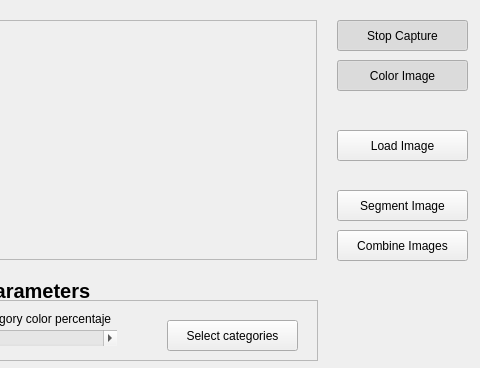
Above: proyVA4/mainwindow.ui from danipeix13/VisionArtificial before the change; both pictures show x 393 to 873 and y 0 to 368 of the 873 by 368 pixel window. Below: the same form after it.
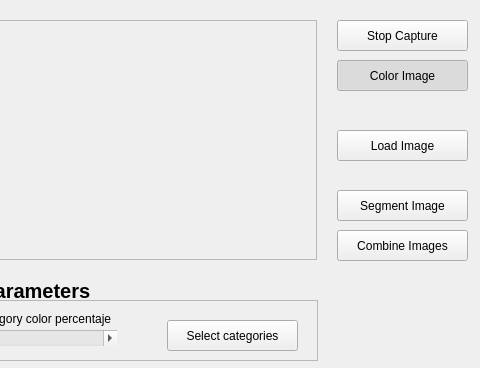
That is the form after the change.

Patch:
```diff
--- a/proyVA4/mainwindow.ui
+++ b/proyVA4/mainwindow.ui
@@ -61,7 +61,7 @@
     <bool>true</bool>
    </property>
    <property name="checked">
-    <bool>true</bool>
+    <bool>false</bool>
    </property>
   </widget>
   <widget class="QPushButton" name="colorButton">
```
